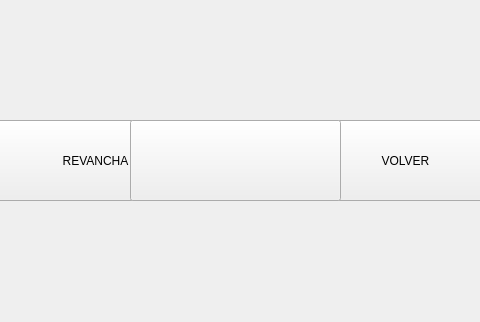
The window that gui/CombateWidget.ui (AngOm06/DB-Tournament) describes before a commit, drawn with Qt 5; both pictures show x 159 to 639 and y 229 to 551 of the 848 by 551 pixel window.
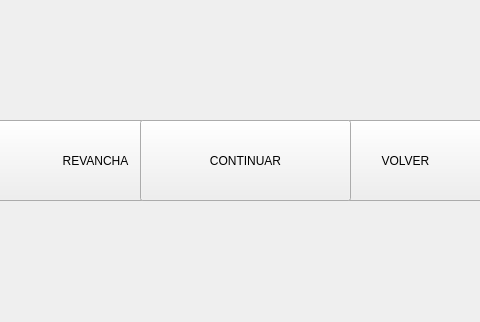
The same window after the commit. Custom widgets are drawn as their Qt base class.

What changed in the file:
```diff
--- a/gui/CombateWidget.ui
+++ b/gui/CombateWidget.ui
@@ -238,14 +238,14 @@
     <widget class="QPushButton" name="btnContinuar">
      <property name="geometry">
       <rect>
-       <x>290</x>
+       <x>300</x>
        <y>350</y>
        <width>211</width>
        <height>81</height>
       </rect>
      </property>
      <property name="text">
-      <string/>
+      <string>CONTINUAR</string>
      </property>
     </widget>
    </widget>
```
